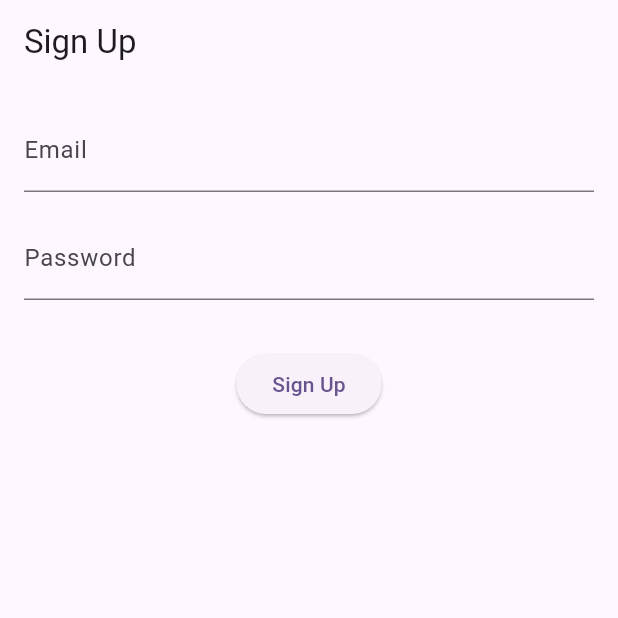
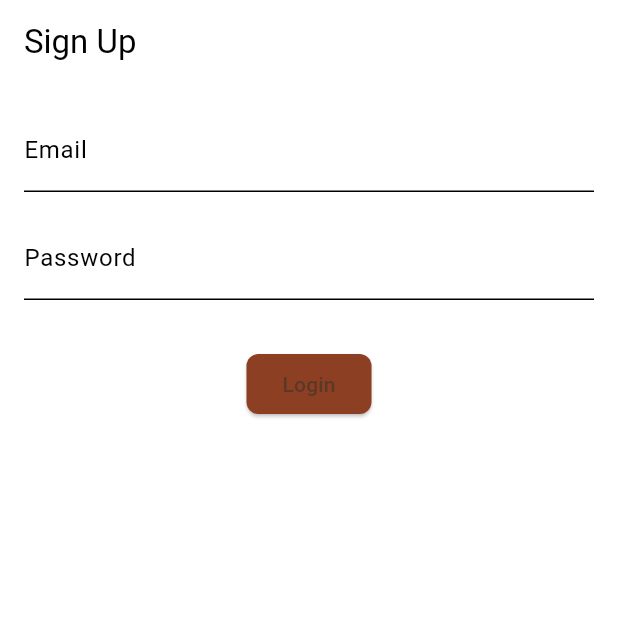
Before and after one commit to Snowy05/table-turn, a Flutter app: the screen it shows after launch, on a phone screen of 412 x 824 dp, the top half of it. Run offline on Flutter 3.47's test engine with Material 3 defaults, Android fonts, the phone set to English and light mode, and no system bars; our stand-ins replace firebase_auth, firebase_core; accounts and stored records are empty.

Commit message:
added minimal design theme, created widget folder

```diff
--- a/lib/View/SignUp.dart
+++ b/lib/View/SignUp.dart
@@ -1,6 +1,7 @@
 import 'package:flutter/material.dart';
 import 'package:firebase_auth/firebase_auth.dart';
 import 'package:tableturn_project0/Controller/AuthService.dart';
+import 'package:tableturn_project0/Widgets/LoginButton.dart';
 
 class SignUpPage extends StatefulWidget {
   const SignUpPage({super.key});
@@ -34,20 +35,19 @@ class _SignUpPageState extends State<SignUpPage> {
               obscureText: true,
             ),
             SizedBox(height: 32.0),
-            ElevatedButton(
-              onPressed: () async {
-                final email = _emailController.text.trim();
-                final password = _passwordController.text.trim();
+            LoginButton(text: 'Signup', onPressed:
+              () async {
                 try {
-                  await AuthService().signUp(email, password);
-                  Navigator.pushReplacementNamed(context, '/dashboard');
+                  UserCredential userCredential = await AuthService().signUp(
+                    _emailController.text,
+                    _passwordController.text,
+                  );
                 } catch (e) {
-                  ScaffoldMessenger.of(
-                    context,
-                  ).showSnackBar(SnackBar(content: Text('Sign up failed: $e')));
+                  ScaffoldMessenger.of(context).showSnackBar(
+                    SnackBar(content: Text('Sign up failed: $e')),
+                  );
                 }
               },
-              child: Text('Sign Up'),
             ),
           ],
         ),
--- /dev/null
+++ b/lib/Widgets/LoginButton.dart
@@ -0,0 +1,28 @@
+import 'package:flutter/material.dart';
+
+class LoginButton extends StatelessWidget {
+  final VoidCallback onPressed;
+  final String text;
+
+  const LoginButton({
+    super.key,
+    required this.text,
+    required this.onPressed
+    });
+
+  @override
+  Widget build(BuildContext context) {
+    final colorScheme = Theme.of(context).colorScheme;
+    return ElevatedButton(
+      style: ElevatedButton.styleFrom(
+        backgroundColor: colorScheme.primary,
+        foregroundColor: colorScheme.secondary,
+      shape: RoundedRectangleBorder(
+        borderRadius: BorderRadius.circular(8.0),
+      )
+      ),
+      onPressed: onPressed,
+      child: Text('Login'),
+    );
+  }
+}
--- a/lib/main.dart
+++ b/lib/main.dart
@@ -10,19 +10,27 @@ import 'View/DashBoard.dart';
 Future<void> main() async {
   WidgetsFlutterBinding.ensureInitialized();
   await Firebase.initializeApp(options: DefaultFirebaseOptions.currentPlatform);
-  runApp(const MyApp());
+  runApp( MyApp());
 }
 
 class MyApp extends StatelessWidget {
-  const MyApp({super.key});
+  //theme settings, add dark later on
+  static const Color primaryColor = Color(0xFF8C3F23);
+  static const Color secondaryColor = Color(0xFF593825);
 
+  final ThemeData lightTheme = ThemeData(
+    colorScheme: ColorScheme.light(
+      primary: primaryColor,
+      secondary: secondaryColor,
+    ),
+  );
+
+  MyApp({super.key});
   @override
   Widget build(BuildContext context) {
     return MaterialApp(
       title: 'TableTurn',
-      theme: ThemeData(
-        colorScheme: ColorScheme.fromSeed(seedColor: Colors.deepPurple),
-      ),
+      theme: lightTheme,
       home: SignUpPage(),
       routes: {
         //  routes for navigation
```
Also changed, not shown: lib/View/Login.dart (+12 -9 lines), 1 other file.
